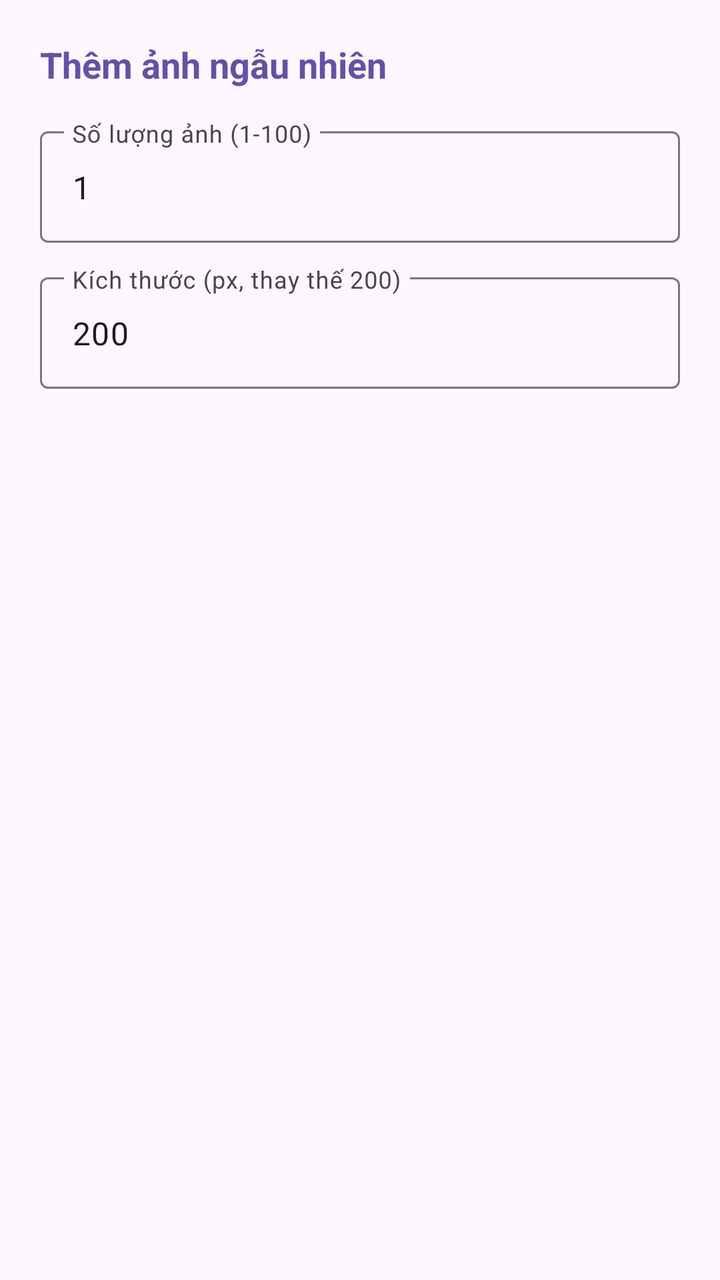
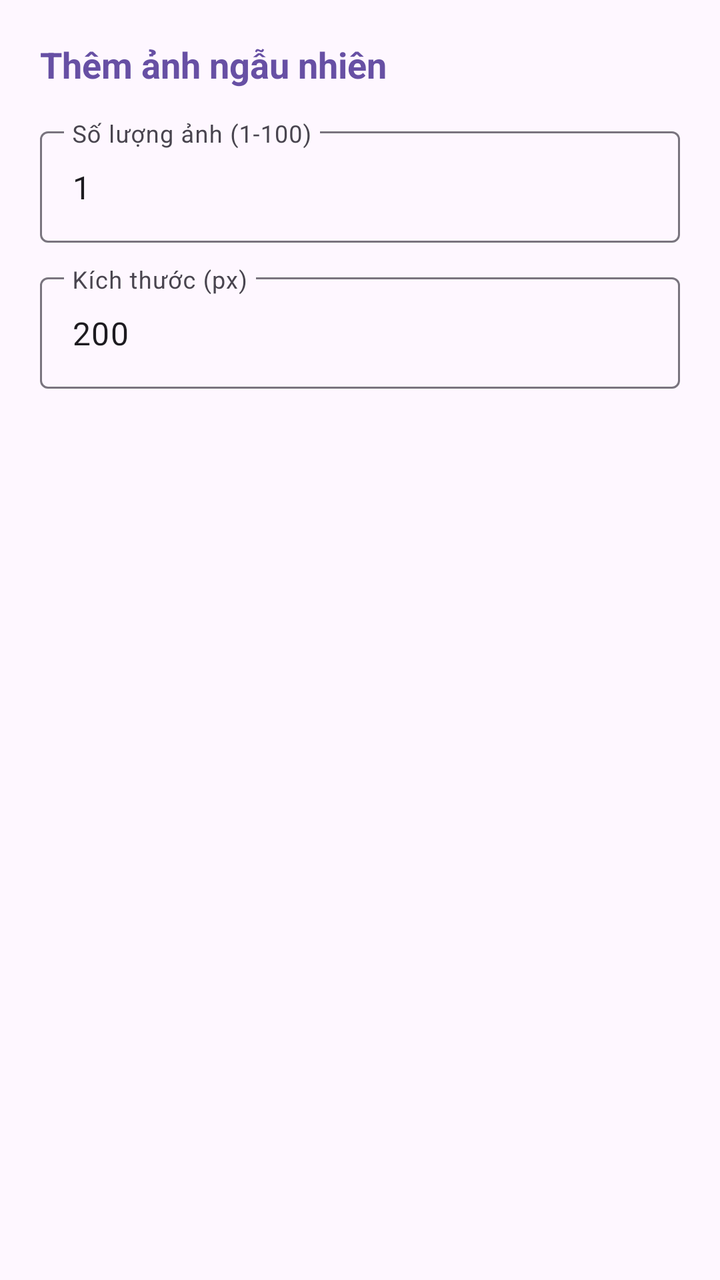

An Android layout rendered at two revisions. The XML below is the earlier revision; the diff shows what the commit changed to produce the second picture.
<!-- AndroidManifest.xml: application theme Theme.Mobile_MID -->
<!-- res/layout/dialog_add_picsum.xml -->
<?xml version="1.0" encoding="utf-8"?>
<layout xmlns:android="http://schemas.android.com/apk/res/android">

    <LinearLayout
        android:layout_width="match_parent"
        android:layout_height="wrap_content"
        android:orientation="vertical"
        android:padding="20dp">

        <TextView
            android:layout_width="match_parent"
            android:layout_height="wrap_content"
            android:text="Thêm ảnh ngẫu nhiên"
            android:textColor="?attr/colorPrimary"
            android:textSize="18sp"
            android:textStyle="bold" />

        <com.google.android.material.textfield.TextInputLayout
            android:layout_width="match_parent"
            android:layout_height="wrap_content"
            android:layout_marginTop="16dp"
            android:hint="Số lượng ảnh (1-100)">

            <com.google.android.material.textfield.TextInputEditText
                android:id="@+id/etPicsumCount"
                android:layout_width="match_parent"
                android:layout_height="wrap_content"
                android:inputType="number"
                android:singleLine="true"
                android:text="1" />

        </com.google.android.material.textfield.TextInputLayout>

        <com.google.android.material.textfield.TextInputLayout
            android:layout_width="match_parent"
            android:layout_height="wrap_content"
            android:layout_marginTop="12dp"
            android:hint="Kích thước (px, thay thế 200)">

            <com.google.android.material.textfield.TextInputEditText
                android:id="@+id/etPicsumSize"
                android:layout_width="match_parent"
                android:layout_height="wrap_content"
                android:inputType="number"
                android:singleLine="true"
                android:text="200" />

        </com.google.android.material.textfield.TextInputLayout>

    </LinearLayout>
</layout>
<!-- resources referenced by this layout -->
<resources>
  <style name="Theme.Mobile_MID" parent="Base.Theme.Mobile_MID" />
  <style name="Base.Theme.Mobile_MID" parent="Theme.Material3.DayNight.NoActionBar">
          
          
      </style>
</resources>

<!-- the commit's change to res/layout/dialog_add_picsum.xml (unified diff, before → after) -->
@@ -35,7 +35,7 @@
             android:layout_width="match_parent"
             android:layout_height="wrap_content"
             android:layout_marginTop="12dp"
-            android:hint="Kích thước (px, thay thế 200)">
+            android:hint="Kích thước (px)">
 
             <com.google.android.material.textfield.TextInputEditText
                 android:id="@+id/etPicsumSize"
